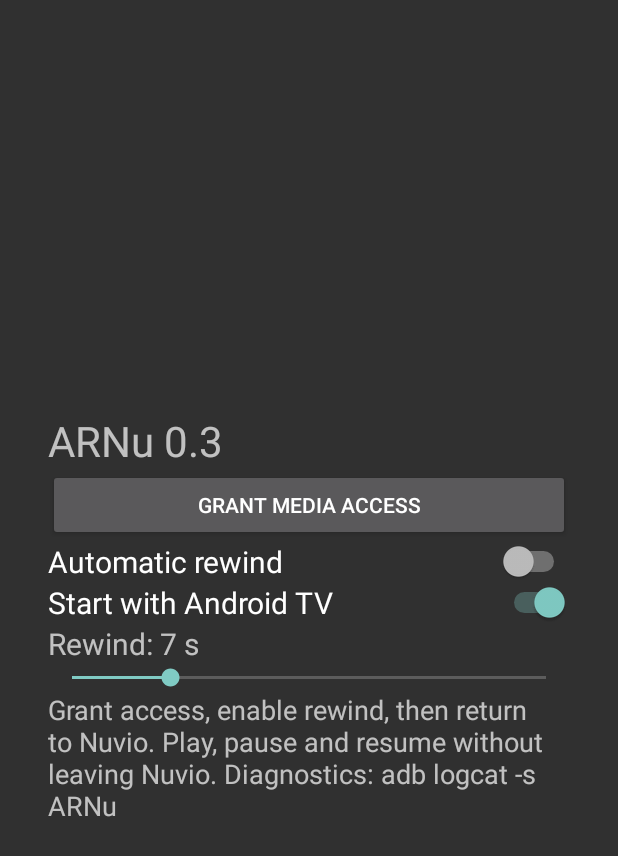
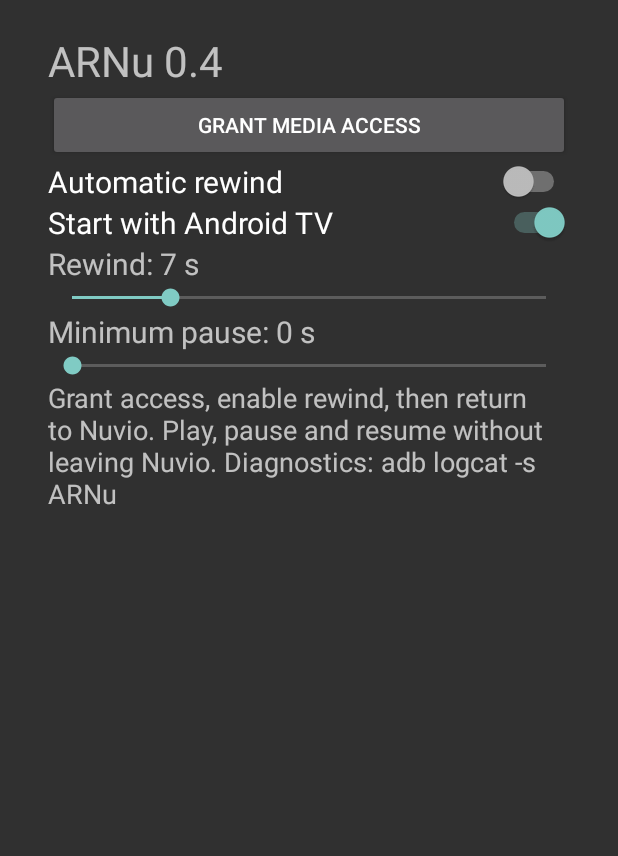
Before and after one commit to usertion/ARNu, an Android app: the screen it shows after launch (MainActivity), on a phone screen of 412 x 824 dp. Shown: the top 856 px of the screen. Run offline under Robolectric (Android 15) with nearby library versions, the phone set to English and light mode, and no system bars.

Commit message:
ARNu 0.4: minimum pause duration

```diff
--- a/app/src/main/java/org/arnu/diagnostic/MainActivity.java
+++ b/app/src/main/java/org/arnu/diagnostic/MainActivity.java
@@ -14,13 +14,17 @@ public final class MainActivity extends Activity {
  super.onCreate(b);
  getSharedPreferences("arnu",0).edit().putInt("opened_boot",Settings.Global.getInt(getContentResolver(),"boot_count",-1)).apply();
  LinearLayout root=new LinearLayout(this);root.setOrientation(1);root.setPadding(48,32,48,32);root.setGravity(Gravity.CENTER_VERTICAL);
- TextView title=new TextView(this);title.setText("ARNu 0.3");title.setTextSize(28);root.addView(title);
+ TextView title=new TextView(this);title.setText("ARNu 0.4");title.setTextSize(28);root.addView(title);
  Button grant=new Button(this);grant.setText(t("Grant media access","Conceder acceso multimedia"));grant.setOnClickListener(v->{try{startActivity(new Intent(Settings.ACTION_NOTIFICATION_LISTENER_SETTINGS));}catch(Exception e){Toast.makeText(this,e.toString(),Toast.LENGTH_LONG).show();}});root.addView(grant);
  Switch toggle=new Switch(this);toggle.setText(t("Automatic rewind","Retroceso automático"));toggle.setTextSize(20);toggle.setChecked(getSharedPreferences("arnu",0).getBoolean("enabled",false));toggle.setOnCheckedChangeListener((v,on)->getSharedPreferences("arnu",0).edit().putBoolean("enabled",on).apply());root.addView(toggle);
  Switch boot=new Switch(this);boot.setText(t("Start with Android TV","Iniciar con Android TV"));boot.setTextSize(20);boot.setChecked(getSharedPreferences("arnu",0).getBoolean("autostart",true));boot.setOnCheckedChangeListener((v,on)->getSharedPreferences("arnu",0).edit().putBoolean("autostart",on).apply());root.addView(boot);
  TextView duration=new TextView(this);duration.setTextSize(20);root.addView(duration);
  SeekBar bar=new SeekBar(this);bar.setMax(29);bar.setProgress(getSharedPreferences("arnu",0).getInt("seconds",7)-1);duration.setText(t("Rewind: ","Retroceso: ")+(bar.getProgress()+1)+" s");bar.setOnSeekBarChangeListener(new SeekBar.OnSeekBarChangeListener(){public void onProgressChanged(SeekBar b,int n,boolean user){duration.setText(t("Rewind: ","Retroceso: ")+(n+1)+" s");getSharedPreferences("arnu",0).edit().putInt("seconds",n+1).apply();}public void onStartTrackingTouch(SeekBar b){}public void onStopTrackingTouch(SeekBar b){}});root.addView(bar);
+ TextView minimum=new TextView(this);minimum.setTextSize(20);root.addView(minimum);
+ SeekBar pauseBar=new SeekBar(this);pauseBar.setMax(120);pauseBar.setProgress(getSharedPreferences("arnu",0).getInt("min_pause",0));
+ minimum.setText(t("Minimum pause: ","Pausa mínima: ")+pauseBar.getProgress()+" s");
+ pauseBar.setOnSeekBarChangeListener(new SeekBar.OnSeekBarChangeListener(){public void onProgressChanged(SeekBar b,int n,boolean user){minimum.setText(t("Minimum pause: ","Pausa mínima: ")+n+" s"+(n==0?t(" (always)"," (siempre)"):""));getSharedPreferences("arnu",0).edit().putInt("min_pause",n).apply();}public void onStartTrackingTouch(SeekBar b){}public void onStopTrackingTouch(SeekBar b){}});root.addView(pauseBar);
  TextView info=new TextView(this);info.setText(t("Grant access, enable rewind, then return to Nuvio. Play, pause and resume without leaving Nuvio. Diagnostics: adb logcat -s ARNu","Concede acceso, activa el retroceso y vuelve a Nuvio. Reproduce, pausa y reanuda sin salir de Nuvio. Diagnóstico: adb logcat -s ARNu"));info.setTextSize(18);root.addView(info);
- setContentView(root);grant.requestFocus();
+ ScrollView scroll=new ScrollView(this);scroll.addView(root);setContentView(scroll);grant.requestFocus();
  }
 }
```
